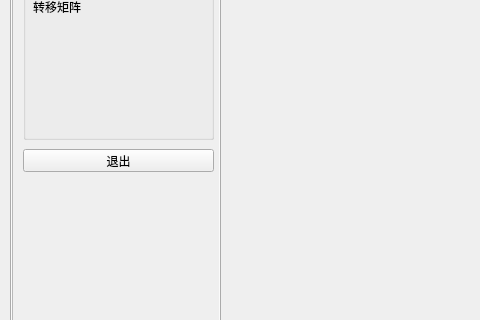
This is MeshProcessing/mesh_processing.ui in nero19960329/MeshViewer as Qt 5 draws it before an edit; both pictures show x 0 to 480 and y 350 to 670 of the 1124 by 793 pixel window. The edited form follows.
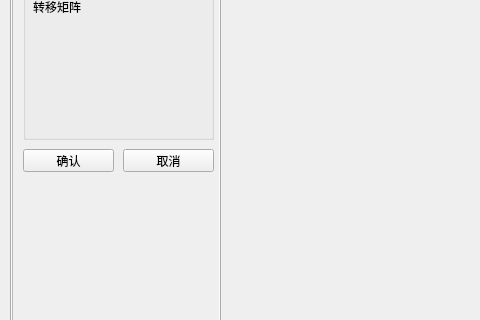
This is the edited form. The open tabs and pages were chosen to show the change. Icons and pictures are not drawn. Custom widgets are drawn as their Qt base class.

Commit message: add cancel button in icp method

```diff
--- a/MeshProcessing/mesh_processing.ui
+++ b/MeshProcessing/mesh_processing.ui
@@ -277,12 +277,25 @@
          <rect>
           <x>10</x>
           <y>410</y>
-          <width>191</width>
+          <width>91</width>
           <height>23</height>
          </rect>
         </property>
         <property name="text">
-         <string>退出</string>
+         <string>确认</string>
+        </property>
+       </widget>
+       <widget class="QPushButton" name="cancel_icp_button">
+        <property name="geometry">
+         <rect>
+          <x>110</x>
+          <y>410</y>
+          <width>91</width>
+          <height>23</height>
+         </rect>
+        </property>
+        <property name="text">
+         <string>取消</string>
         </property>
        </widget>
       </widget>
```
Left out of the diff: 2 changed lines with no effect on the pictures. The commit also changes 2 other files.
